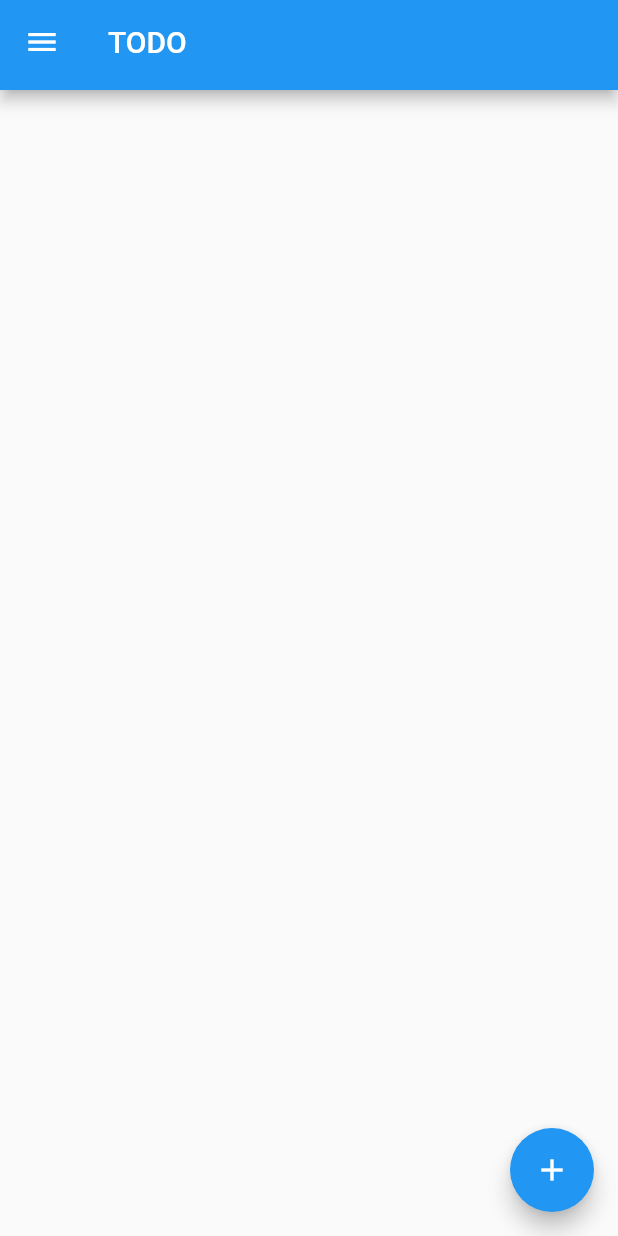
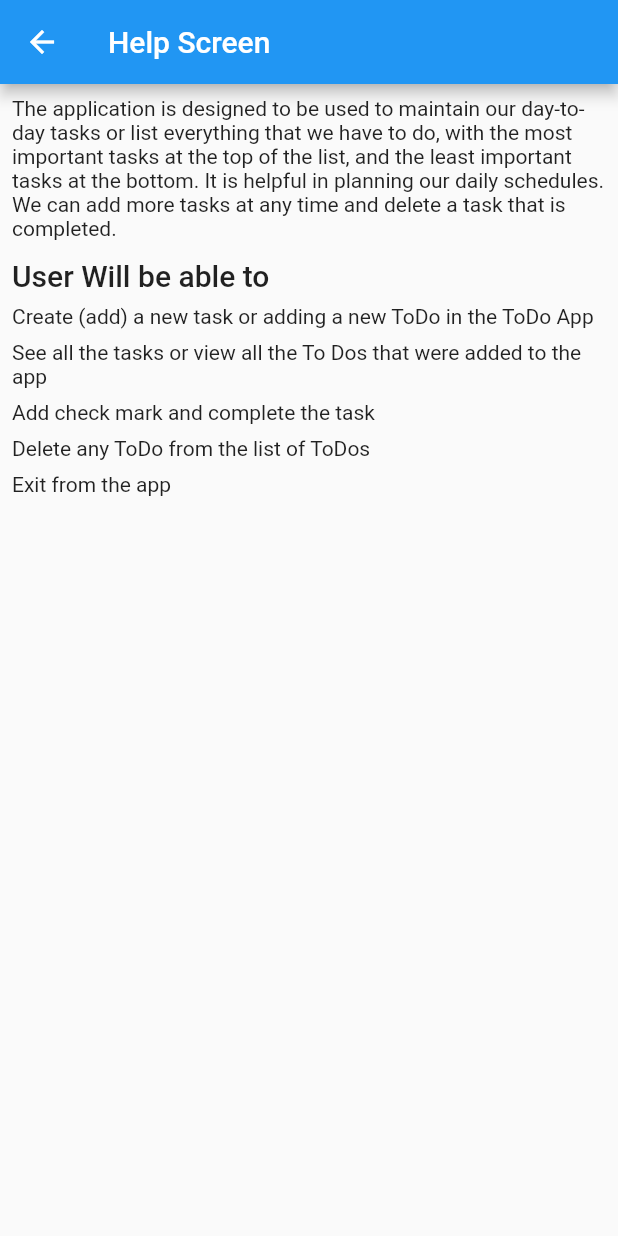
Before and after one commit to loshanr/todo, a Flutter app: the screen it shows once a user with an empty profile is signed in, in the side drawer, after a tap on "Help", on a phone screen of 412 x 824 dp. Run offline on Flutter 3.47's test engine with Material 2 defaults, Android fonts, the phone set to English and light mode, and no system bars; our stand-ins replace bloc, cloud_firestore, equatable, firebase_auth, firebase_core, flutter_bloc and 1 more; accounts and stored records are empty; network calls fail.

Commit message:
feature: help and about pages added

```diff
--- a/lib/app/app.dart
+++ b/lib/app/app.dart
@@ -1,6 +1,8 @@
 import 'package:flutter/material.dart';
 import 'package:flutter_bloc/flutter_bloc.dart';
 import 'package:todo_app/app/bloc/app_bloc.dart';
+import 'package:todo_app/home/about_screen.dart';
+import 'package:todo_app/home/help.dart';
 import 'package:todo_app/home/home_screen.dart';
 import 'package:todo_app/login/login_screen.dart';
 import 'package:todo_app/splash_screen.dart';
@@ -41,6 +43,8 @@ class _AppState extends State<App> {
         '/': (context) => const SplashScreen(),
         '/login': (context) => const LoginScreen(),
         '/home': (context) => const HomeScreen(),
+        '/help': (context) => const HelpScreen(),
+        '/about': (_) => const AboutScreen(),
       },
     );
   }
--- /dev/null
+++ b/lib/home/help.dart
@@ -0,0 +1,42 @@
+import 'package:flutter/material.dart';
+
+class HelpScreen extends StatelessWidget {
+  const HelpScreen({Key? key}) : super(key: key);
+
+  @override
+  Widget build(BuildContext context) {
+    return Scaffold(
+      appBar: AppBar(
+        title: Text('Help Screen'),
+      ),
+      body: Container(
+        padding: EdgeInsets.all(8),
+        child: Column(
+          crossAxisAlignment: CrossAxisAlignment.start,
+          children: [
+            Text(
+                'The application is designed to be used to maintain our day-to-day tasks or list everything that we have to do, with the most important tasks at the top of the list, and the least important tasks at the bottom. It is helpful in planning our daily schedules. We can add more tasks at any time and delete a task that is completed.'),
+            SizedBox(height: 12),
+            Text(
+              'User Will be able to',
+              style: Theme.of(context).textTheme.headline6,
+            ),
+            SizedBox(height: 8),
+            Text(
+                'Create (add) a new task or adding a new ToDo in the ToDo App'),
+            SizedBox(height: 8),
+            Text(
+                'See all the tasks or view all the To Dos that were added to the app'),
+            SizedBox(height: 8),
+            Text('Add check mark and complete the task'),
+            SizedBox(height: 8),
+            Text('Delete any ToDo from the list of ToDos'),
+            SizedBox(height: 8),
+            Text('Exit from the app'),
+            SizedBox(height: 8),
+          ],
+        ),
+      ),
+    );
+  }
+}
--- a/lib/home/home_drawer_widget.dart
+++ b/lib/home/home_drawer_widget.dart
@@ -19,13 +19,13 @@ class HomeDrawerWidget extends StatelessWidget {
           ListTile(
             title: const Text('Help'),
             onTap: () {
-              Navigator.pop(context);
+              Navigator.of(context).pushNamed('/help');
             },
           ),
           ListTile(
             title: const Text('About'),
             onTap: () {
-              Navigator.pop(context);
+              Navigator.of(context).pushNamed('/about');
             },
           ),
           ListTile(
```
Also changed, not shown: lib/home/about_screen.dart (added, +49 -0 lines), pubspec.lock.
